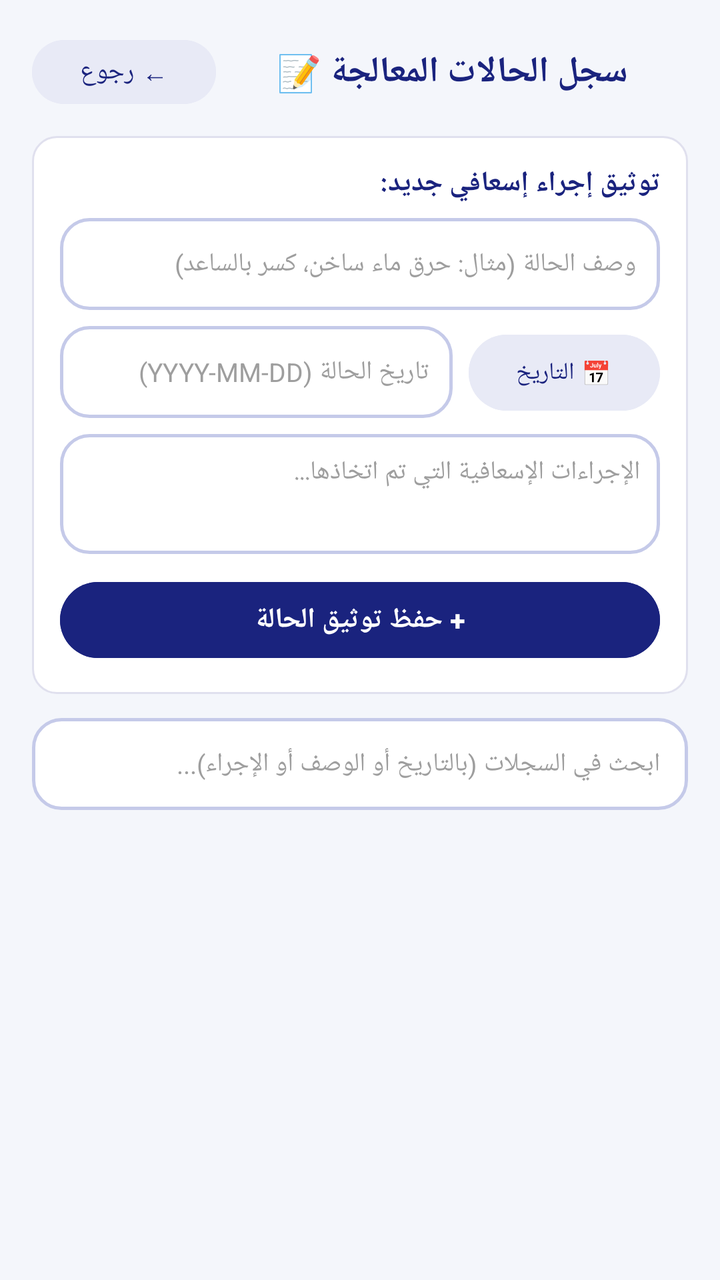
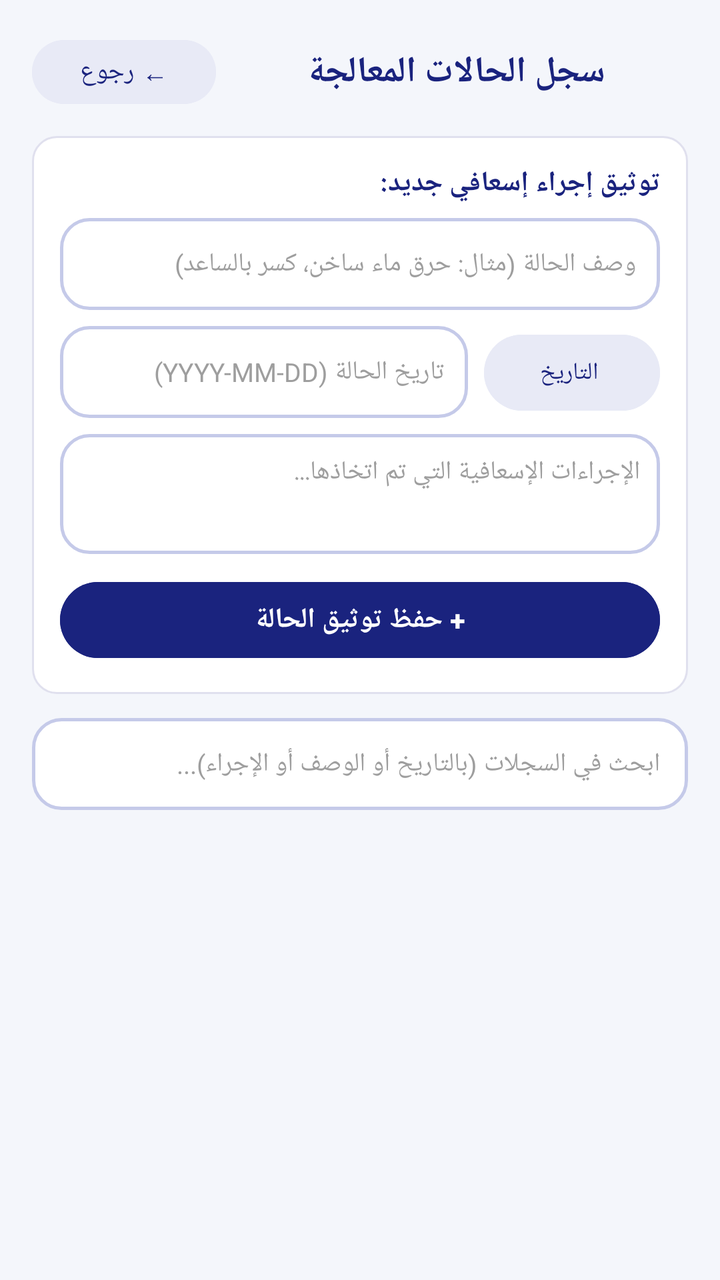

Screens rendered from an Android XML layout before and after an edit, with the pre-edit source and the edit as a unified diff.
<!-- AndroidManifest.xml: application theme Theme.FirstAidHero -->
<!-- res/layout/activity_case_log.xml -->
<?xml version="1.0" encoding="utf-8"?>
<LinearLayout xmlns:android="http://schemas.android.com/apk/res/android"
    android:layout_width="match_parent"
    android:layout_height="match_parent"
    android:orientation="vertical"
    android:padding="16dp"
    android:background="#F4F6FB">

    
    <LinearLayout
        android:layout_width="match_parent"
        android:layout_height="wrap_content"
        android:orientation="horizontal"
        android:gravity="center_vertical"
        android:layout_marginBottom="12dp">

        <Button
            android:id="@+id/logBackButton"
            android:layout_width="wrap_content"
            android:layout_height="40dp"
            android:text="← رجوع"
            android:textSize="13sp"
            android:textColor="#1A237E"
            android:backgroundTint="#E8EAF6"/>

        <TextView
            android:layout_width="0dp"
            android:layout_height="wrap_content"
            android:layout_weight="1"
            android:text="سجل الحالات المعالجة 📝"
            android:textSize="18sp"
            android:textStyle="bold"
            android:textColor="#1A237E"
            android:gravity="center"/>
    </LinearLayout>

    
    <LinearLayout
        android:layout_width="match_parent"
        android:layout_height="wrap_content"
        android:orientation="vertical"
        android:padding="14dp"
        android:background="@drawable/bg_card_emergency"
        android:layout_marginBottom="12dp">

        <TextView
            android:layout_width="match_parent"
            android:layout_height="wrap_content"
            android:text="توثيق إجراء إسعافي جديد:"
            android:textSize="14sp"
            android:textStyle="bold"
            android:textColor="#1A237E"
            android:layout_marginBottom="8dp"/>

        <EditText
            android:id="@+id/logDescriptionInput"
            android:layout_width="match_parent"
            android:layout_height="46dp"
            android:hint="وصف الحالة (مثال: حرق ماء ساخن، كسر بالساعد)"
            android:inputType="text"
            android:paddingHorizontal="12dp"
            android:background="@drawable/bg_search_bar"
            android:textSize="13sp"
            android:textColor="#212121"
            android:textColorHint="#9E9E9E"
            android:layout_marginBottom="8dp"/>

        <LinearLayout
            android:layout_width="match_parent"
            android:layout_height="wrap_content"
            android:orientation="horizontal"
            android:layout_marginBottom="8dp">

            <EditText
                android:id="@+id/logDateInput"
                android:layout_width="0dp"
                android:layout_height="46dp"
                android:layout_weight="1"
                android:hint="تاريخ الحالة (YYYY-MM-DD)"
                android:focusable="false"
                android:clickable="true"
                android:paddingHorizontal="12dp"
                android:background="@drawable/bg_search_bar"
                android:textSize="13sp"
                android:textColor="#212121"
                android:textColorHint="#9E9E9E"/>

            <Button
                android:id="@+id/pickDateButton"
                android:layout_width="wrap_content"
                android:layout_height="46dp"
                android:text="📅 التاريخ"
                android:textSize="12sp"
                android:textColor="#1A237E"
                android:backgroundTint="#E8EAF6"
                android:layout_marginStart="8dp"/>
        </LinearLayout>

        <EditText
            android:id="@+id/logProceduresInput"
            android:layout_width="match_parent"
            android:layout_height="60dp"
            android:hint="الإجراءات الإسعافية التي تم اتخاذها..."
            android:inputType="textMultiLine"
            android:gravity="top|start"
            android:padding="10dp"
            android:background="@drawable/bg_search_bar"
            android:textSize="13sp"
            android:textColor="#212121"
            android:textColorHint="#9E9E9E"
            android:layout_marginBottom="10dp"/>

        <Button
            android:id="@+id/saveLogButton"
            android:layout_width="match_parent"
            android:layout_height="46dp"
            android:text="+ حفظ توثيق الحالة"
            android:textSize="14sp"
            android:textStyle="bold"
            android:textColor="#FFFFFF"
            android:backgroundTint="#1A237E"/>
    </LinearLayout>

    
    <EditText
        android:id="@+id/searchLogsInput"
        android:layout_width="match_parent"
        android:layout_height="46dp"
        android:hint="ابحث في السجلات (بالتاريخ أو الوصف أو الإجراء)..."
        android:inputType="text"
        android:paddingHorizontal="14dp"
        android:background="@drawable/bg_search_bar"
        android:textSize="13sp"
        android:textColor="#212121"
        android:textColorHint="#9E9E9E"
        android:layout_marginBottom="10dp"/>

    
    <androidx.recyclerview.widget.RecyclerView
        android:id="@+id/logsRecyclerView"
        android:layout_width="match_parent"
        android:layout_height="0dp"
        android:layout_weight="1"
        android:scrollbars="vertical"/>

</LinearLayout>
<!-- resources referenced by this layout -->
<resources>
  <!-- drawable bg_card_emergency (drawable) -->
  <?xml version="1.0" encoding="utf-8"?>
  <shape xmlns:android="http://schemas.android.com/apk/res/android"
      android:shape="rectangle">
      <solid android:color="#FFFFFF"/>
      <corners android:radius="12dp"/>
      <stroke
          android:width="1dp"
          android:color="#E0E0EE"/>
  </shape>
  <!-- drawable bg_search_bar (drawable) -->
  <?xml version="1.0" encoding="utf-8"?>
  <shape xmlns:android="http://schemas.android.com/apk/res/android"
      android:shape="rectangle">
      <solid android:color="#FFFFFF"/>
      <corners android:radius="14dp"/>
      <stroke
          android:width="1.5dp"
          android:color="#C5CAE9"/>
  </shape>
  <style name="Theme.FirstAidHero" parent="Base.Theme.FirstAidHero" />
  <style name="Base.Theme.FirstAidHero" parent="Theme.Material3.DayNight.NoActionBar">
          
          
      </style>
</resources>

<!-- the commit's change to res/layout/activity_case_log.xml (unified diff, before → after) -->
@@ -27,7 +27,7 @@
             android:layout_width="0dp"
             android:layout_height="wrap_content"
             android:layout_weight="1"
-            android:text="سجل الحالات المعالجة 📝"
+            android:text="سجل الحالات المعالجة "
             android:textSize="18sp"
             android:textStyle="bold"
             android:textColor="#1A237E"
@@ -89,7 +89,7 @@
                 android:id="@+id/pickDateButton"
                 android:layout_width="wrap_content"
                 android:layout_height="46dp"
-                android:text="📅 التاريخ"
+                android:text=" التاريخ"
                 android:textSize="12sp"
                 android:textColor="#1A237E"
                 android:backgroundTint="#E8EAF6"
